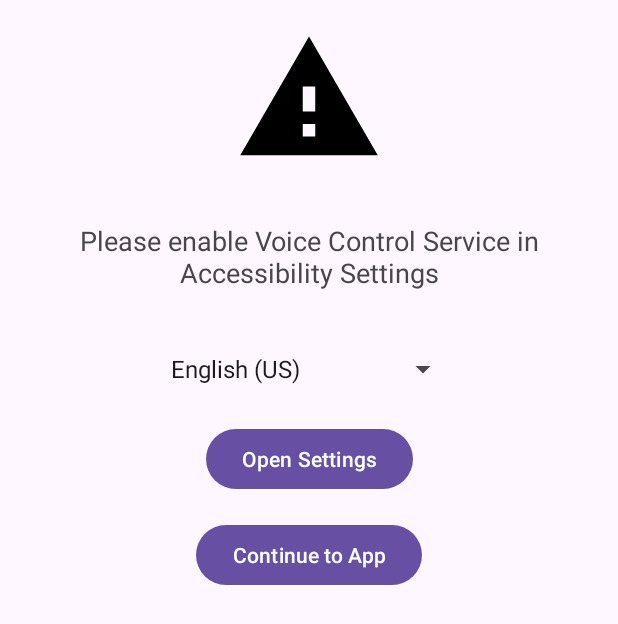
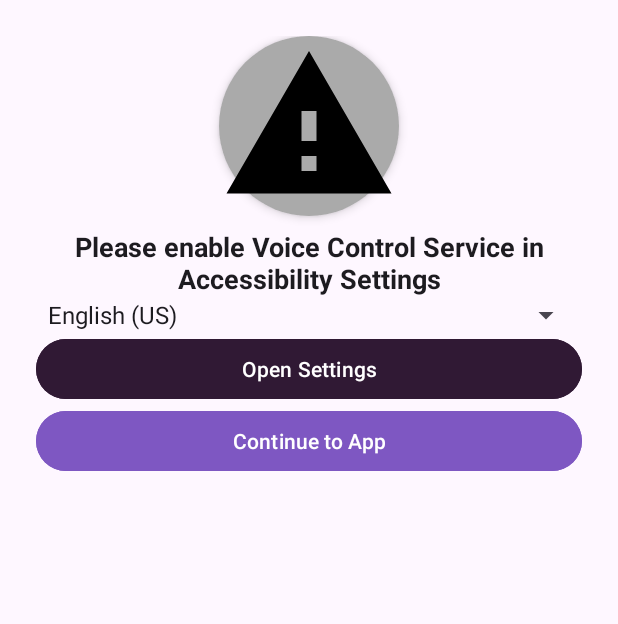
Before and after one commit to codeEnthusiast21/buhackaccino, an Android app: the screen it shows after launch (PermissionCheckerActivity), on a phone screen of 412 x 824 dp. Shown: the top 624 px of the screen. Run offline under Robolectric (Android 15) with nearby library versions, the phone set to English and light mode, and no system bars.

Commit message:
corrected UI of permission screen and ask me !

```diff
--- a/app/build.gradle.kts
+++ b/app/build.gradle.kts
@@ -81,4 +81,7 @@ dependencies {
     implementation ("com.github.bumptech.glide:glide:4.12.0")
     annotationProcessor ("com.github.bumptech.glide:compiler:4.12.0")
 
+    implementation (libs.material) // or newer
+
+
 }
--- /dev/null
+++ b/app/src/main/res/drawable/rounded_image_background.xml
@@ -0,0 +1,5 @@
+<?xml version="1.0" encoding="utf-8"?>
+<shape xmlns:android="http://schemas.android.com/apk/res/android" android:shape="rectangle">
+    <solid android:color="@android:color/darker_gray"/>
+    <corners android:radius="60dp"/>
+</shape>
--- a/app/src/main/res/layout/activity_main.xml
+++ b/app/src/main/res/layout/activity_main.xml
@@ -52,7 +52,7 @@
     <androidx.cardview.widget.CardView
         android:id="@+id/glow_card"
         android:layout_width="0dp"
-        android:layout_height="100dp"
+        android:layout_height="80dp"
         android:layout_marginHorizontal="22dp"
         android:layout_marginBottom="16dp"
         app:cardBackgroundColor="@android:color/transparent"
@@ -71,7 +71,7 @@
     <androidx.cardview.widget.CardView
         android:id="@+id/search_card"
         android:layout_width="0dp"
-        android:layout_height="90dp"
+        android:layout_height="70dp"
         app:cardBackgroundColor="#1E1E1E"
         app:cardCornerRadius="45dp"
         app:cardElevation="0dp"
@@ -95,7 +95,7 @@
                 app:layout_constraintBottom_toBottomOf="parent"
                 app:layout_constraintEnd_toEndOf="parent"
                 app:layout_constraintTop_toTopOf="parent"
-                app:tint="#4CAF50" />
+                app:tint="#9370DB" />
 
             <!-- Moved to left side -->
             <androidx.cardview.widget.CardView
--- a/app/src/main/res/layout/activity_permission_checker.xml
+++ b/app/src/main/res/layout/activity_permission_checker.xml
@@ -4,69 +4,156 @@
     xmlns:app="http://schemas.android.com/apk/res-auto"
     android:layout_width="match_parent"
     android:layout_height="match_parent"
-    android:padding="16dp">
+    android:background="?android:colorBackground"
+    android:padding="24dp">
 
     <ImageView
         android:id="@+id/statusImage"
-        android:layout_width="100dp"
-        android:layout_height="100dp"
+        android:layout_width="120dp"
+        android:layout_height="120dp"
+        android:layout_marginBottom="16dp"
+        android:scaleType="centerCrop"
+        android:background="@drawable/rounded_image_background"
+        android:elevation="4dp"
         android:contentDescription="Status Icon"
-        app:layout_constraintBottom_toTopOf="@+id/statusText"
-        app:layout_constraintEnd_toEndOf="parent"
+        app:layout_constraintTop_toTopOf="parent"
+        app:layout_constraintBottom_toTopOf="@id/statusText"
         app:layout_constraintStart_toStartOf="parent"
-        app:layout_constraintTop_toTopOf="parent"
-        app:layout_constraintVertical_chainStyle="packed" />
+        app:layout_constraintEnd_toEndOf="parent" />
 
     <TextView
         android:id="@+id/statusText"
-        android:layout_width="wrap_content"
+        android:layout_width="0dp"
         android:layout_height="wrap_content"
-        android:layout_marginTop="16dp"
+        android:layout_marginTop="8dp"
+        android:layout_marginBottom="24dp"
+        android:text="Status Text Here"
         android:textSize="18sp"
-        android:textAlignment="center"
-        android:padding="16dp"
-        app:layout_constraintEnd_toEndOf="parent"
+        android:textStyle="bold"
+        android:gravity="center"
+        android:textColor="?android:textColorPrimary"
+        app:layout_constraintTop_toBottomOf="@id/statusImage"
         app:layout_constraintStart_toStartOf="parent"
-        app:layout_constraintTop_toBottomOf="@+id/statusImage" />
+        app:layout_constraintEnd_toEndOf="parent" />
 
     <Spinner
         android:id="@+id/languageSpinner"
-        android:layout_width="wrap_content"
+        android:layout_width="0dp"
         android:layout_height="wrap_content"
-        android:layout_marginTop="24dp"
+        android:layout_marginBottom="24dp"
         android:minWidth="200dp"
-        app:layout_constraintEnd_toEndOf="parent"
+        app:layout_constraintTop_toBottomOf="@id/statusText"
         app:layout_constraintStart_toStartOf="parent"
-        app:layout_constraintTop_toBottomOf="@+id/statusText" />
+        app:layout_constraintEnd_toEndOf="parent" />
 
     <Button
         android:id="@+id/settingsButton"
-        android:layout_width="wrap_content"
+        android:layout_width="0dp"
         android:layout_height="wrap_content"
-        android:layout_marginTop="24dp"
+        android:layout_marginBottom="16dp"
         android:text="Open Settings"
-        app:layout_constraintEnd_toEndOf="parent"
+        android:backgroundTint="?attr/colorPrimary"
+        android:textColor="@android:color/white"
+        android:theme="@style/Widget.Material3.Button"
+        app:layout_constraintTop_toBottomOf="@id/languageSpinner"
         app:layout_constraintStart_toStartOf="parent"
-        app:layout_constraintTop_toBottomOf="@+id/languageSpinner" />
+        app:layout_constraintEnd_toEndOf="parent" />
 
     <Button
         android:id="@+id/goToMainButton"
-        android:layout_width="wrap_content"
+        android:layout_width="0dp"
         android:layout_height="wrap_content"
-        android:layout_marginTop="16dp"
+        android:layout_marginBottom="16dp"
         android:text="Continue to App"
-        app:layout_constraintEnd_toEndOf="parent"
+        android:backgroundTint="#7E57C2"
+        android:textColor="@android:color/white"
+        android:theme="@style/Widget.Material3.Button"
+        app:layout_constraintTop_toBottomOf="@id/settingsButton"
         app:layout_constraintStart_toStartOf="parent"
-        app:layout_constraintTop_toBottomOf="@+id/settingsButton" />
+        app:layout_constraintEnd_toEndOf="parent" />
 
-    <Button
+    <com.google.android.material.button.MaterialButton
         android:id="@+id/cancelButton"
-        android:layout_width="wrap_content"
+        android:layout_width="0dp"
         android:layout_height="wrap_content"
-        android:layout_marginTop="16dp"
         android:text="Cancel"
-        app:layout_constraintEnd_toEndOf="parent"
+        style="@style/Widget.Material3.Button.OutlinedButton"
+        app:layout_constraintTop_toBottomOf="@id/goToMainButton"
         app:layout_constraintStart_toStartOf="parent"
-        app:layout_constraintTop_toBottomOf="@+id/goToMainButton" />
+        app:layout_constraintEnd_toEndOf="parent" />
+
+
 
 </androidx.constraintlayout.widget.ConstraintLayout>
+    <!--<?xml version="1.0" encoding="utf-8"?>-->
+<!--<androidx.constraintlayout.widget.ConstraintLayout-->
+<!--    xmlns:android="http://schemas.android.com/apk/res/android"-->
+<!--    xmlns:app="http://schemas.android.com/apk/res-auto"-->
+<!--    android:layout_width="match_parent"-->
+<!--    android:layout_height="match_parent"-->
+<!--    android:padding="16dp">-->
+
+<!--    <ImageView-->
+<!--        android:id="@+id/statusImage"-->
+<!--        android:layout_width="100dp"-->
+<!--        android:layout_height="100dp"-->
+<!--        android:contentDescription="Status Icon"-->
+<!--        app:layout_constraintBottom_toTopOf="@+id/statusText"-->
+<!--        app:layout_constraintEnd_toEndOf="parent"-->
+<!--        app:layout_constraintStart_toStartOf="parent"-->
+<!--        app:layout_constraintTop_toTopOf="parent"-->
+<!--        app:layout_constraintVertical_chainStyle="packed" />-->
+
+<!--    <TextView-->
+<!--        android:id="@+id/statusText"-->
+<!--        android:layout_width="wrap_content"-->
+<!--        android:layout_height="wrap_content"-->
+<!--        android:layout_marginTop="16dp"-->
+<!--        android:textSize="18sp"-->
+<!--        android:textAlignment="center"-->
+<!--        android:padding="16dp"-->
+<!--        app:layout_constraintEnd_toEndOf="parent"-->
+<!--        app:layout_constraintStart_toStartOf="parent"-->
+<!--        app:layout_constraintTop_toBottomOf="@+id/statusImage" />-->
+
+<!--    <Spinner-->
+<!--        android:id="@+id/languageSpinner"-->
+<!--        android:layout_width="wrap_content"-->
+<!--        android:layout_height="wrap_content"-->
+<!--        android:layout_marginTop="24dp"-->
+<!--        android:minWidth="200dp"-->
+<!--        app:layout_constraintEnd_toEndOf="parent"-->
+<!--        app:layout_constraintStart_toStartOf="parent"-->
+<!--        app:layout_constraintTop_toBottomOf="@+id/statusText" />-->
+
+<!--    <Button-->
+<!--        android:id="@+id/settingsButton"-->
+<!--        android:layout_width="wrap_content"-->
+<!--        android:layout_height="wrap_content"-->
+<!--        android:layout_marginTop="24dp"-->
+<!--        android:text="Open Settings"-->
+<!--        app:layout_constraintEnd_toEndOf="parent"-->
+<!--        app:layout_constraintStart_toStartOf="parent"-->
+<!--        app:layout_constraintTop_toBottomOf="@+id/languageSpinner" />-->
+
+<!--    <Button-->
+<!--        android:id="@+id/goToMainButton"-->
+<!--        android:layout_width="wrap_content"-->
+<!--        android:layout_height="wrap_content"-->
+<!--        android:layout_marginTop="16dp"-->
+<!--        android:text="Continue to App"-->
+<!--        app:layout_constraintEnd_toEndOf="parent"-->
+<!--        app:layout_constraintStart_toStartOf="parent"-->
+<!--        app:layout_constraintTop_toBottomOf="@+id/settingsButton" />-->
+
+<!--    <Button-->
+<!--        android:id="@+id/cancelButton"-->
+<!--        android:layout_width="wrap_content"-->
+<!--        android:layout_height="wrap_content"-->
+<!--        android:layout_marginTop="16dp"-->
+<!--        android:text="Cancel"-->
+<!--        app:layout_constraintEnd_toEndOf="parent"-->
+<!--        app:layout_constraintStart_toStartOf="parent"-->
+<!--        app:layout_constraintTop_toBottomOf="@+id/goToMainButton" />-->
+
+<!--</androidx.constraintlayout.widget.ConstraintLayout>-->
--- a/app/src/main/res/values-night/themes.xml
+++ b/app/src/main/res/values-night/themes.xml
@@ -3,5 +3,9 @@
     <style name="Base.Theme.Buhackaccino" parent="Theme.Material3.DayNight.NoActionBar">
         <!-- Customize your dark theme here. -->
         <!-- <item name="colorPrimary">@color/my_dark_primary</item> -->
+        <item name="colorPrimary">#301934</item>
+        <item name="colorSecondary">#7E57C2</item>
+        <item name="android:statusBarColor" tools:targetApi="l">?attr/colorPrimary</item>
+        <item name="android:navigationBarColor" tools:targetApi="l">?attr/colorPrimary</item>
     </style>
 </resources>
--- a/app/src/main/res/values/themes.xml
+++ b/app/src/main/res/values/themes.xml
@@ -3,6 +3,11 @@
     <style name="Base.Theme.Buhackaccino" parent="Theme.Material3.DayNight.NoActionBar">
         <!-- Customize your light theme here. -->
         <!-- <item name="colorPrimary">@color/my_light_primary</item> -->
+        <!-- Customize your theme here. -->
+        <item name="colorPrimary">#301934</item>
+        <item name="colorSecondary">#7E57C2</item>
+        <item name="android:statusBarColor" tools:targetApi="l">?attr/colorPrimary</item>
+        <item name="android:navigationBarColor" tools:targetApi="l">?attr/colorPrimary</item>
     </style>
 
     <style name="Theme.Buhackaccino" parent="Base.Theme.Buhackaccino" />
```
